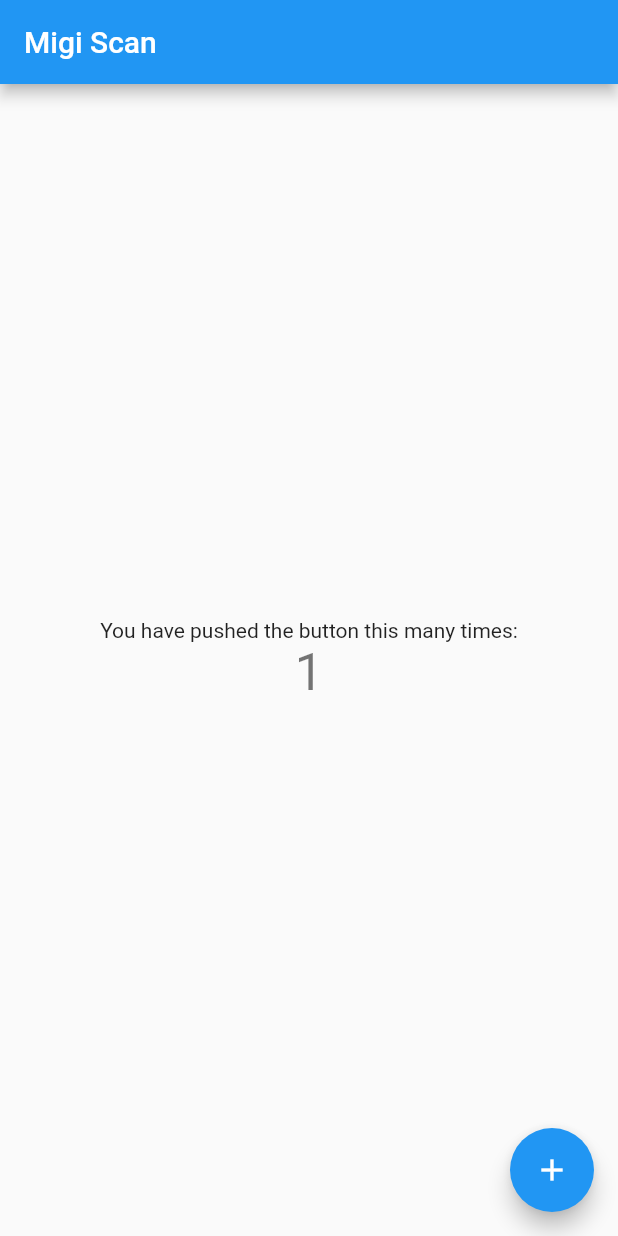
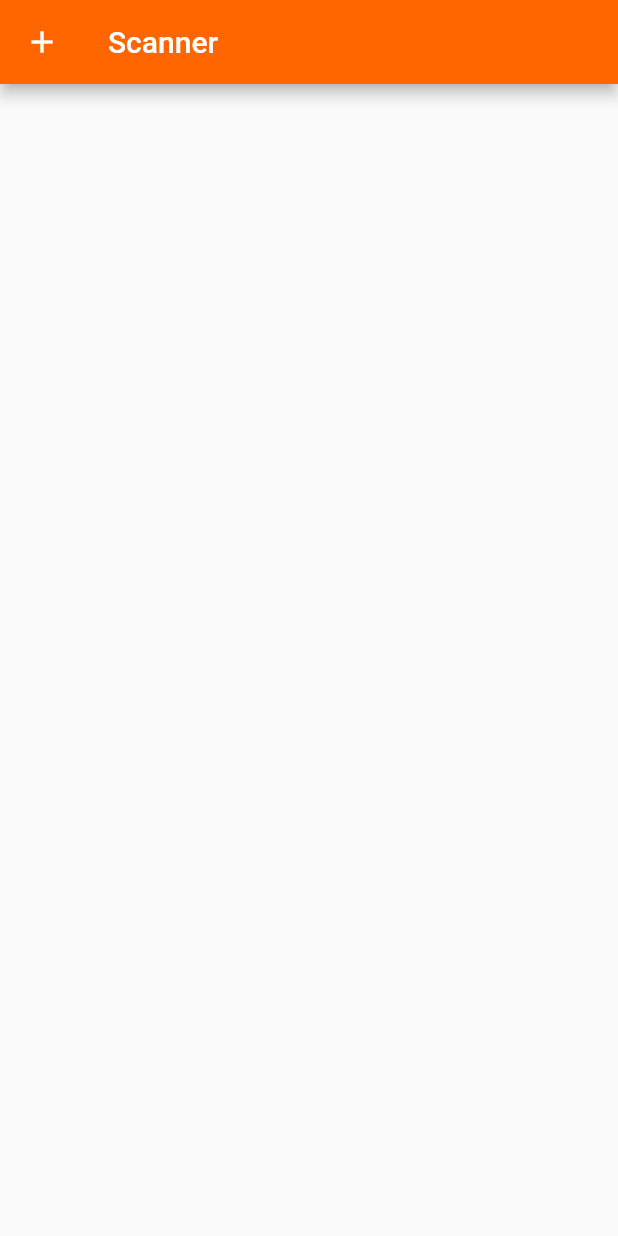
Before and after one commit to RoadJDK/Migi-Scan, a Flutter app: the screen it shows after launch, after a tap on the "add" icon, on a phone screen of 412 x 824 dp. Run offline on Flutter 3.47's test engine with Material 2 defaults, Android fonts, the phone set to English and light mode, and no system bars; missing offline and left inert: dart:ffi, flutter_barcode_scanner.

Commit message:
add scan logic

```diff
--- a/lib/main.dart
+++ b/lib/main.dart
@@ -1,115 +1,237 @@
+import 'dart:async';
+import 'dart:convert';
+import 'dart:ffi';
+
+import 'package:flutter/services.dart';
+import 'package:flutter_barcode_scanner/flutter_barcode_scanner.dart';
 import 'package:flutter/material.dart';
+import 'package:migi_scan/Product.dart';
 
-void main() {
+const String COLOR_CODE = "#ff6600";
+const String CANCEL_BUTTON_TEXT = "Cancel";
+
+const bool _ifHideAppBar = false;
+bool useAlternative = false;
+
+List<Product>? products;
+List<Product> scannedProducts = [];
+
+Future<void> main() async {
   runApp(const MyApp());
 }
 
 class MyApp extends StatelessWidget {
   const MyApp({Key? key}) : super(key: key);
 
-  // This widget is the root of your application.
+  static const String _title = 'Migi Scan';
+
   @override
   Widget build(BuildContext context) {
-    return MaterialApp(
-      title: 'Migi Scan',
-      theme: ThemeData(
-        // This is the theme of your application.
-        //
-        // Try running your application with "flutter run". You'll see the
-        // application has a blue toolbar. Then, without quitting the app, try
-        // changing the primarySwatch below to Colors.green and then invoke
-        // "hot reload" (press "r" in the console where you ran "flutter run",
-        // or simply save your changes to "hot reload" in a Flutter IDE).
-        // Notice that the counter didn't reset back to zero; the application
-        // is not restarted.
-        primarySwatch: Colors.blue,
-      ),
-      home: const MyHomePage(title: 'Migi Scan'),
+    return const MaterialApp(
+      title: _title,
+      home: ShoppingCardWidgetState(),
     );
   }
 }
 
-class MyHomePage extends StatefulWidget {
-  const MyHomePage({Key? key, required this.title}) : super(key: key);
-
-  // This widget is the home page of your application. It is stateful, meaning
-  // that it has a State object (defined below) that contains fields that affect
-  // how it looks.
-
-  // This class is the configuration for the state. It holds the values (in this
-  // case the title) provided by the parent (in this case the App widget) and
-  // used by the build method of the State. Fields in a Widget subclass are
-  // always marked "final".
-
-  final String title;
+class ShoppingCardWidgetState extends StatefulWidget {
+  const ShoppingCardWidgetState({Key? key}) : super(key: key);
 
   @override
-  State<MyHomePage> createState() => _MyHomePageState();
+  State<ShoppingCardWidgetState> createState() => ShoppingCardWidget();
 }
 
-class _MyHomePageState extends State<MyHomePage> {
-  int _counter = 0;
+class ShoppingCardWidget extends State<ShoppingCardWidgetState> {
+  bool isAlternating = false;
 
-  void _incrementCounter() {
-    setState(() {
-      // This call to setState tells the Flutter framework that something has
-      // changed in this State, which causes it to rerun the build method below
-      // so that the display can reflect the updated values. If we changed
-      // _counter without calling setState(), then the build method would not be
-      // called again, and so nothing would appear to happen.
-      _counter++;
-    });
+  List<Product> products = <Product>[];
+  @override
+  void initState() {
+    super.initState();
+    getProductDetails();
+  }
+
+  getProductDetails() async {
+    String jsonString = await rootBundle.loadString('assets/data.json');
+    var parsed = json.decode(jsonString);
+    products = (parsed as List).map((data) => Product.fromJson(data)).toList();
+  }
+
+  Color colorPicker() {
+    if (isAlternating == true) {
+      isAlternating = false;
+      return Color.fromRGBO(187, 222, 251, 1);
+    } else {
+      isAlternating = true;
+      return Color.fromRGBO(197, 202, 233, 1);
+    }
+  }
+
+  validateAnswer(String scannedBarcode, Iterable<Product> contain, int mCheckScore,
+      int highestMCheck, Product highestMCheckProduct, Iterable<Product> alreadyAdded) {
+
+    if (contain.isNotEmpty) {
+      if (mCheckScore < highestMCheck) {
+        showDialog<String>(
+            context: context,
+            barrierDismissible: false,
+            builder: (BuildContext context) => AlertDialog(
+                  title: const Text('There is a better alternative'),
+                  content: Text(highestMCheckProduct.productName),
+                  actions: <Widget>[
+                    TextButton(
+                      onPressed: () {
+                        Navigator.pop(context, 'Cancel');
+                        if (alreadyAdded.isNotEmpty && scannedProducts.isNotEmpty) {
+                          alreadyAdded.first.quantity += 1;
+                        } else {
+                          scannedProducts.add(contain.first);
+                        }
+                        setState(() {});
+                      },
+                      child: const Text('Cancel'),
+                    ),
+                    TextButton(
+                      onPressed: () {
+                        Navigator.pop(context, 'Add');
+
+                        var alreadyAddedAlternative =
+                        scannedProducts.where((product) => product.productID == highestMCheckProduct.productID);
+
+                        if (alreadyAddedAlternative.isNotEmpty && scannedProducts.isNotEmpty) {
+                          alreadyAddedAlternative.first.quantity += 1;
+                        } else {
+                          scannedProducts.add(highestMCheckProduct);
+                        }
+                        setState(() {});
+                      },
+                      child: const Text('Add'),
+                    ),
+                  ],
+                ));
+      } else {
+        if (alreadyAdded.isNotEmpty && scannedProducts.isNotEmpty) {
+          alreadyAdded.first.quantity += 1;
+        } else {
+          scannedProducts.add(contain.first);
+        }
+        setState(() {});
+      }
+    } else {
+      scannedProducts.add(Product(
+          "0", "Unknown Product", "0", "Unknown", "Unknown", "Unknown", 1));
+      setState(() {});
+    }
   }
 
   @override
-  Widget build(BuildContext context) {
-    // This method is rerun every time setState is called, for instance as done
-    // by the _incrementCounter method above.
-    //
-    // The Flutter framework has been optimized to make rerunning build methods
-    // fast, so that you can just rebuild anything that needs updating rather
-    // than having to individually change instances of widgets.
+  Widget build(BuildContext ctxt) {
+    const Key centerKey = ValueKey<String>('bottom-sliver-list');
+
     return Scaffold(
       appBar: AppBar(
-        // Here we take the value from the MyHomePage object that was created by
-        // the App.build method, and use it to set our appbar title.
-        title: Text(widget.title),
-      ),
-      body: Center(
-        // Center is a layout widget. It takes a single child and positions it
-        // in the middle of the parent.
-        child: Column(
-          // Column is also a layout widget. It takes a list of children and
-          // arranges them vertically. By default, it sizes itself to fit its
-          // children horizontally, and tries to be as tall as its parent.
-          //
-          // Invoke "debug painting" (press "p" in the console, choose the
-          // "Toggle Debug Paint" action from the Flutter Inspector in Android
-          // Studio, or the "Toggle Debug Paint" command in Visual Studio Code)
-          // to see the wireframe for each widget.
-          //
-          // Column has various properties to control how it sizes itself and
-          // how it positions its children. Here we use mainAxisAlignment to
-          // center the children vertically; the main axis here is the vertical
-          // axis because Columns are vertical (the cross axis would be
-          // horizontal).
-          mainAxisAlignment: MainAxisAlignment.center,
-          children: <Widget>[
-            const Text(
-              'You have pushed the button this many times:',
-            ),
-            Text(
-              '$_counter',
-              style: Theme.of(context).textTheme.headline4,
-            ),
-          ],
+        title: Text("Scanner"),
+        backgroundColor: Color.fromRGBO(255, 102, 0, 1),
+        leading: IconButton(
+          icon: const Icon(Icons.add),
+          onPressed: () async {
+            var scannedBarcode = await FlutterBarcodeScanner.scanBarcode(
+                COLOR_CODE, CANCEL_BUTTON_TEXT, false, ScanMode.BARCODE);
+
+            int mCheckScore = 0;
+            var contain =
+                products.where((product) => product.barCode == scannedBarcode);
+            if (contain.isNotEmpty) {
+              mCheckScore = int.parse(contain.first.mCheckPoints);
+            }
+
+            var highestMCheckProduct = Product(
+                "0", "Unknown Product", "0", "Unknown", "Unknown", "Unknown", 1);
+            var highestMCheck = 0;
+
+            for (var i = 0; i < products.length; i++) {
+              if (int.parse(products[i].mCheckPoints) > highestMCheck) {
+                highestMCheck = int.parse(products[i].mCheckPoints);
+                highestMCheckProduct = products[i];
+              }
+            }
+
+            var alreadyAdded =
+            scannedProducts.where((product) => product.productID == contain.first.productID);
+
+            validateAnswer(scannedBarcode, contain, mCheckScore, highestMCheck, highestMCheckProduct, alreadyAdded);
+
+            setState(() {});
+          },
         ),
       ),
-      floatingActionButton: FloatingActionButton(
-        onPressed: _incrementCounter,
-        tooltip: 'Increment',
-        child: const Icon(Icons.add),
-      ), // This trailing comma makes auto-formatting nicer for build methods.
+      body: CustomScrollView(
+        center: centerKey,
+        slivers: <Widget>[
+          SliverList(
+            key: centerKey,
+            delegate: SliverChildBuilderDelegate(
+              (BuildContext context, int index) {
+                return Container(
+                  width: double.infinity,
+                  color: colorPicker(),
+                  margin: EdgeInsets.all(20),
+                  height: 200,
+                  child: Column(
+                    children: <Widget>[
+                      Align(
+                        alignment: Alignment.centerLeft,
+                        child: Text(
+                            '${scannedProducts[index].quantity}x: ${scannedProducts[index].productName}'
+                        )
+                      ),
+                      Align(
+                          alignment: Alignment.center,
+                          child: TextButton.icon(
+                            onPressed: () {
+                              scannedProducts[index].quantity += 1;
+                              setState(() {});
+                            },
+                            icon: Icon(Icons.add, size: 18),
+                            label: Text(""),
+                          )
+                      ),
+                      Align(
+                          alignment: Alignment.center,
+                          child: TextButton.icon(
+                            onPressed: () {
+                              scannedProducts[index].quantity -= 1;
+                              if (scannedProducts[index].quantity <= 0) {
+                                scannedProducts[index].quantity = 1;
+                                scannedProducts.remove(scannedProducts[index]);
+                              }
+                              setState(() {});
+                            },
+                            icon: Icon(Icons.remove, size: 18),
+                            label: Text(""),
+                          )
+                      ),
+                      Align(
+                        alignment: Alignment.centerRight,
+                        child: TextButton.icon(
+                          onPressed: () {
+                            scannedProducts[index].quantity = 1;
+                            scannedProducts.remove(scannedProducts[index]);
+                            setState(() {});
+                          },
+                          icon: Icon(Icons.delete_outlined, size: 18),
+                          label: Text(""),
+                        )
+                      )
+                    ],
+                  ),
+                );
+              },
+              childCount: scannedProducts.length,
+            ),
+          ),
+        ],
+      ),
     );
   }
 }
--- /dev/null
+++ b/lib/product.dart
@@ -0,0 +1,34 @@
+import 'dart:convert';
+
+Product employeeFromJson(String str) => Product.fromJson(json.decode(str));
+
+String employeeToJson(Product data) => json.encode(data.toJson());
+
+class Product {
+  String productID;
+  String productName;
+  String mCheckPoints;
+  String originCountry;
+  String barCode;
+  String productImage;
+  int quantity = 1;
+
+  Product(this.productID, this.productName, this.mCheckPoints,
+      this.originCountry, this.barCode, this.productImage, this.quantity);
+
+
+  factory Product.fromJson(dynamic json) {
+    return Product(
+        json['productID'] as String,
+        json['productName'] as String,
+        json['mCheckPoints'] as String,
+        json['originCountry'] as String,
+        json['barCode'] as String,
+        json['productImage'] as String,
+        json['quantity'] as int);
+  }
+
+  String toJson() {
+    return '{ ${this.productID}, ${this.productName}, ${this.mCheckPoints}, ${this.originCountry}, ${this.barCode}, ${this.productImage}, ${this.quantity} }';
+  }
+}
```
Also changed, not shown: assets/data.json (added, +62 -0 lines), pubspec.yaml (+13 -1 lines), assets/icon.png, data/data.json (deleted), pubspec.lock, 30 other files.
